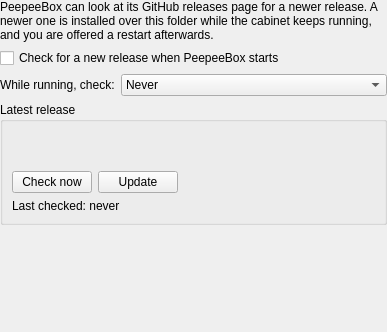
Above: src/qt/qt_preferencesupdates.ui from Xeon3D/PeepeeBox before the change. Below: the same form after it.
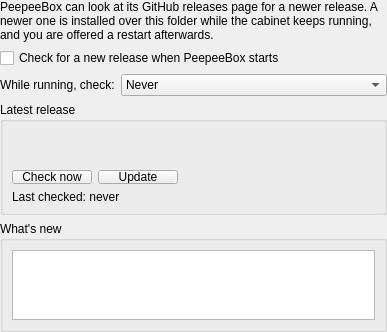
That is the form after the change.

Commit message: Updates: show the new release's notes

```diff
--- a/src/qt/qt_preferencesupdates.ui
+++ b/src/qt/qt_preferencesupdates.ui
@@ -167,6 +167,29 @@
     </widget>
    </item>
 
+   <item>
+    <widget class="QGroupBox" name="groupBoxNotes">
+     <property name="sizePolicy">
+      <sizepolicy hsizetype="Preferred" vsizetype="Expanding">
+       <horstretch>0</horstretch>
+       <verstretch>1</verstretch>
+      </sizepolicy>
+     </property>
+     <property name="title">
+      <string>What's new</string>
+     </property>
+     <layout class="QVBoxLayout" name="verticalLayoutNotes">
+      <item>
+       <widget class="QTextBrowser" name="textBrowserNotes">
+        <property name="openExternalLinks">
+         <bool>true</bool>
+        </property>
+       </widget>
+      </item>
+     </layout>
+    </widget>
+   </item>
+
    <item>
     <spacer name="verticalSpacer">
      <property name="orientation">
```
The commit also changes 4 other files.
